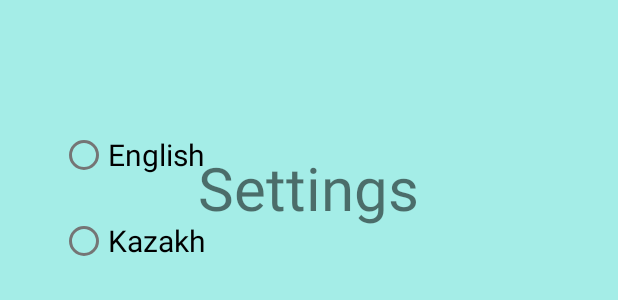
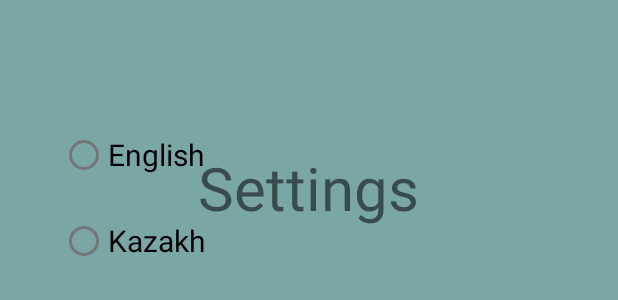
Before and after one commit to Asik2003/asik1, an Android app: the layout fragment_settings.xml on its own in the app's theme, with its tools: preview values and no code run, on a phone screen of 412 x 824 dp. Shown: the top 300 px of the screen. Run offline under Robolectric (Android 15) with nearby library versions, the light colour scheme and no system bars.

Commit message:
project 3.0

```diff
--- a/app/src/main/res/layout/activity_main.xml
+++ b/app/src/main/res/layout/activity_main.xml
@@ -4,7 +4,7 @@
     xmlns:tools="http://schemas.android.com/tools"
     android:layout_width="match_parent"
     android:layout_height="match_parent"
-    android:background="#A4EDE7"
+    android:background="#7AA6A3"
     tools:context=".MainActivity">
 
     <FrameLayout
@@ -22,7 +22,7 @@
         android:id="@id/frameLayout2"
         android:layout_width="match_parent"
         android:layout_height="wrap_content"
-        app:backgroundTint="#00BCD4"
+        app:backgroundTint="#115F68"
         app:layout_constraintBottom_toBottomOf="parent"
         app:layout_constraintEnd_toEndOf="parent"
         app:layout_constraintStart_toStartOf="parent"
--- a/app/src/main/res/layout/fragment_main.xml
+++ b/app/src/main/res/layout/fragment_main.xml
@@ -2,6 +2,6 @@
 <androidx.constraintlayout.widget.ConstraintLayout xmlns:android="http://schemas.android.com/apk/res/android"
     android:layout_width="match_parent"
     android:layout_height="match_parent"
-    android:background="#B5CCC9">
+    android:background="#7AA6A3">
 
 </androidx.constraintlayout.widget.ConstraintLayout>
--- a/app/src/main/res/layout/fragment_settings.xml
+++ b/app/src/main/res/layout/fragment_settings.xml
@@ -4,7 +4,7 @@
     xmlns:tools="http://schemas.android.com/tools"
     android:layout_width="match_parent"
     android:layout_height="match_parent"
-    android:background="#A4EDE7">
+    android:background="#7AA6A3">
 
     <RadioButton
         android:id="@+id/radioButton"
--- a/app/src/main/res/menu/botton_nav_menu.xml
+++ b/app/src/main/res/menu/botton_nav_menu.xml
@@ -3,8 +3,9 @@
 
     <item android:title="Home"
        android:icon="@drawable/ic_baseline_home_24" />
-    <item android:title="Profile"
-       android:icon="@drawable/ic_baseline_person_24"/>
+    <item
+        android:icon="@drawable/ic_baseline_person_24"
+        android:title="Profile" />
     <item android:title="Settings"
        android:icon="@drawable/ic_baseline_settings_24" />
 </menu>
```
Also changed, not shown: app/src/main/res/drawable/icons8______7_48.png (added).
